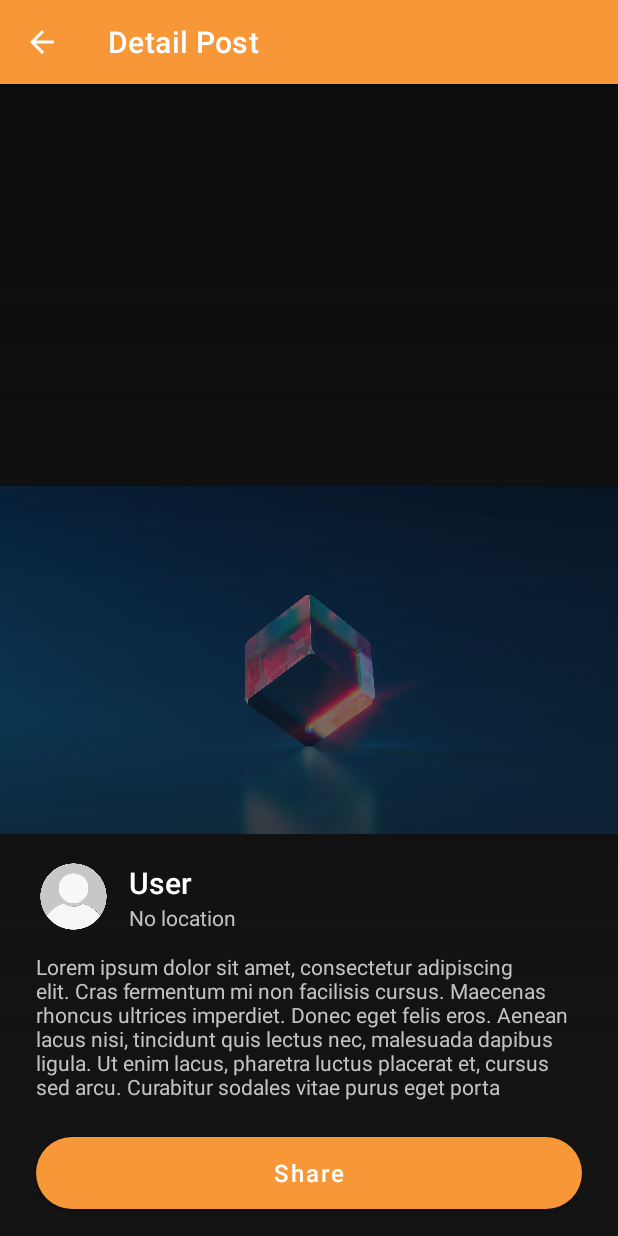
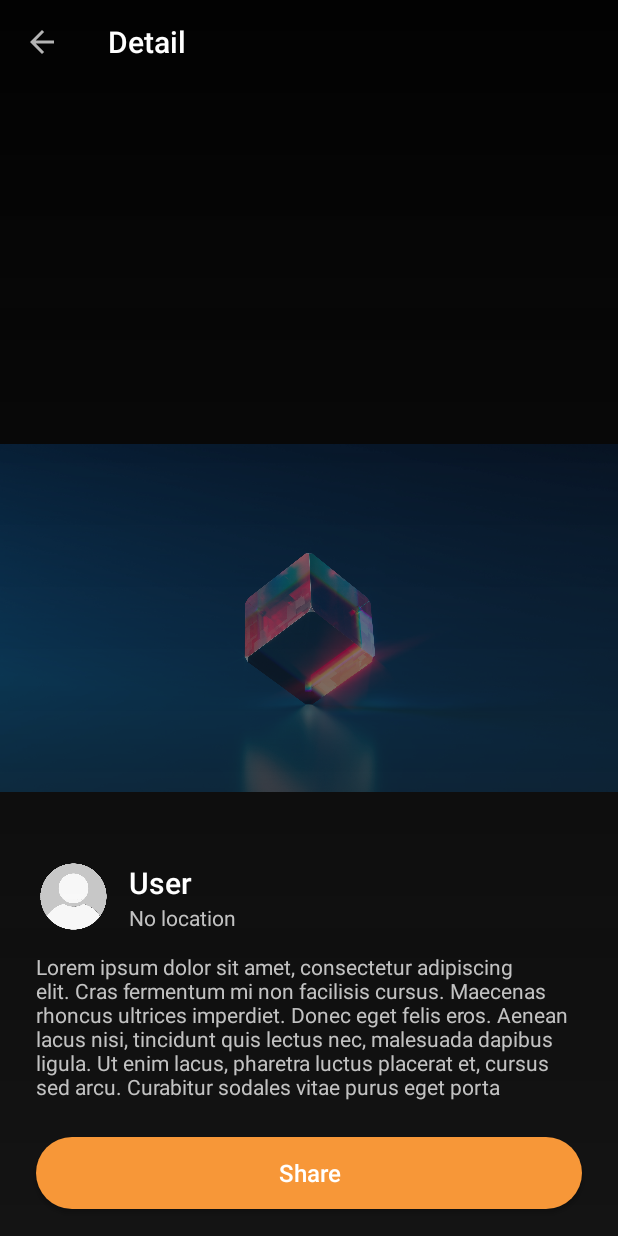
Before and after one commit to AlvinPradanaAntony/Story-App, an Android app: the DetailActivity screen opened directly, with no data from a screen before it, on a phone screen of 412 x 824 dp. Run offline under Robolectric (Android 15) with nearby library versions, the phone set to English and light mode, and no system bars; our stand-ins replace CircleImageView; pictures from the network do not load; 5 statements that could not run were skipped.

Commit message:
Update: Custom Toolbar transparent

```diff
--- a/app/src/main/AndroidManifest.xml
+++ b/app/src/main/AndroidManifest.xml
@@ -23,6 +23,7 @@
             android:exported="false" />
         <activity
             android:name=".ui.detailStories.DetailActivity"
+            android:theme="@style/Theme.AppCompat.NoActionBar"
             android:exported="false" />
         <activity
             android:name=".ui.addStory.AddStoryActivity"
--- a/app/src/main/java/com/devcode/storyapp/ui/detailStories/DetailActivity.kt
+++ b/app/src/main/java/com/devcode/storyapp/ui/detailStories/DetailActivity.kt
@@ -16,9 +16,11 @@ class DetailActivity : AppCompatActivity() {
         super.onCreate(savedInstanceState)
         binding = ActivityDetailBinding.inflate(layoutInflater)
         setContentView(binding.root)
+
+        setSupportActionBar(binding.toolbarId)
         supportActionBar?.setDisplayHomeAsUpEnabled(true)
-        supportActionBar?.title = "Detail Post"
-
+        supportActionBar?.setDisplayShowTitleEnabled(true)
+        supportActionBar?.title = "Detail"
         setupView()
         setupAction()
     }
--- a/app/src/main/res/layout/activity_detail.xml
+++ b/app/src/main/res/layout/activity_detail.xml
@@ -95,4 +95,14 @@
         app:layout_constraintEnd_toEndOf="parent"
         app:layout_constraintStart_toStartOf="parent" />
 
+    <androidx.appcompat.widget.Toolbar
+        android:id="@+id/toolbarId"
+        android:layout_width="match_parent"
+        android:layout_height="?android:actionBarSize"
+        app:layout_constraintEnd_toEndOf="parent"
+        app:layout_constraintStart_toStartOf="parent"
+        app:layout_constraintTop_toTopOf="parent"
+        app:titleTextColor="@color/white"
+        app:popupTheme="@style/ThemeOverlay.AppCompat.Dark"/>
+
 </androidx.constraintlayout.widget.ConstraintLayout>
```
